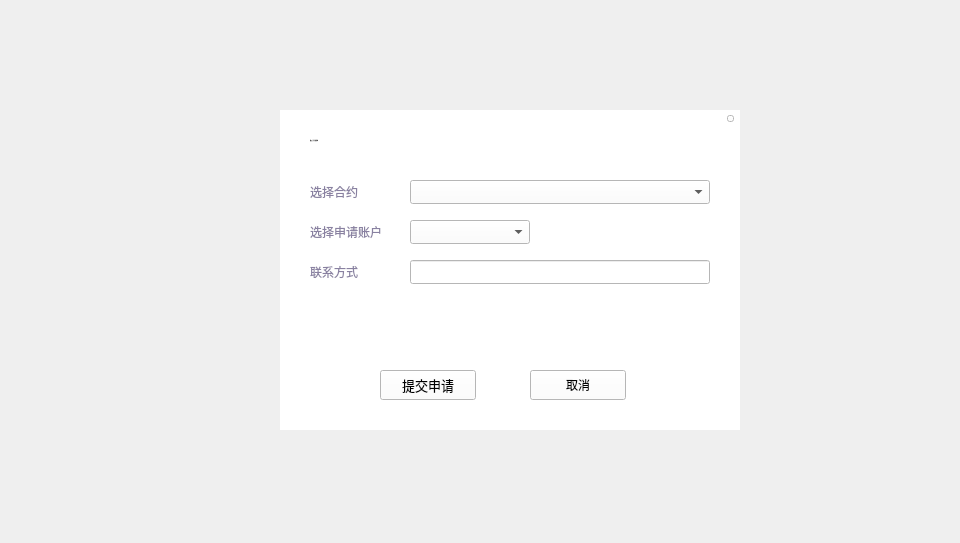
Above: LNKWallet/dapp/applyExchange/ApplyExchangeInfoDialog.ui from HcashOrg/hx-indicator before the change. Below: the same form after it.
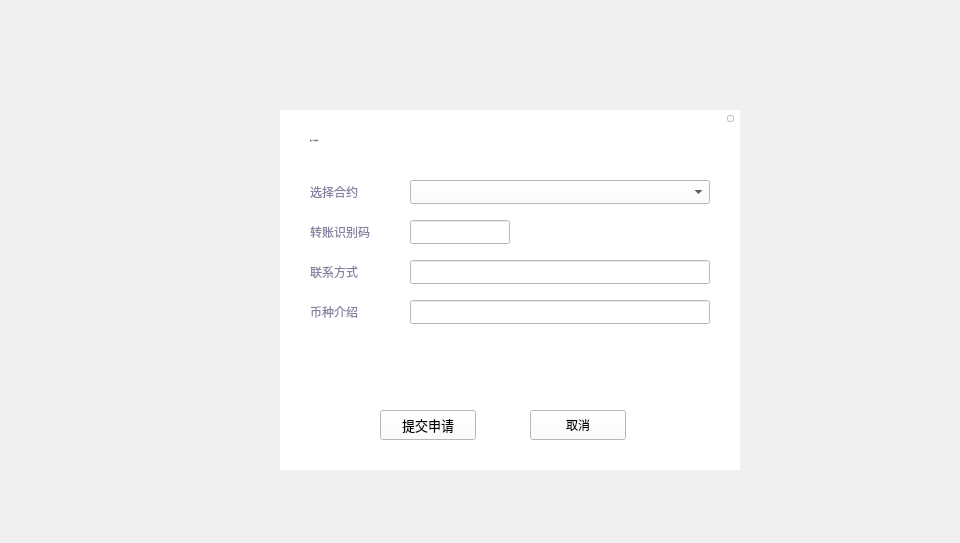
That is the form after the change.

What changed in the file:
```diff
--- a/LNKWallet/dapp/applyExchange/ApplyExchangeInfoDialog.ui
+++ b/LNKWallet/dapp/applyExchange/ApplyExchangeInfoDialog.ui
@@ -35,7 +35,7 @@
       <x>280</x>
       <y>110</y>
       <width>460</width>
-      <height>320</height>
+      <height>360</height>
      </rect>
     </property>
     <property name="font">
@@ -121,7 +121,7 @@
      <property name="geometry">
       <rect>
        <x>100</x>
-       <y>260</y>
+       <y>300</y>
        <width>96</width>
        <height>30</height>
       </rect>
@@ -152,7 +152,7 @@
      <property name="geometry">
       <rect>
        <x>250</x>
-       <y>260</y>
+       <y>300</y>
        <width>96</width>
        <height>30</height>
       </rect>
@@ -167,23 +167,6 @@
       <string>取消</string>
      </property>
     </widget>
-    <widget class="QLabel" name="tipLabel">
-     <property name="geometry">
-      <rect>
-       <x>45</x>
-       <y>110</y>
-       <width>261</width>
-       <height>16</height>
-      </rect>
-     </property>
-     <property name="styleSheet">
-      <string notr="true">QLabel{font: 11px &quot;微软雅黑&quot;;color: rgb(255,0,0);}
-</string>
-     </property>
-     <property name="text">
-      <string/>
-     </property>
-    </widget>
     <widget class="QComboBox" name="contractComboBox">
      <property name="geometry">
       <rect>
@@ -194,33 +177,6 @@
       </rect>
      </property>
     </widget>
-    <widget class="QComboBox" name="accountComboBox">
-     <property name="geometry">
-      <rect>
-       <x>130</x>
-       <y>110</y>
-       <width>120</width>
-       <height>24</height>
-      </rect>
-     </property>
-    </widget>
-    <widget class="QLabel" name="label_3">
-     <property name="geometry">
-      <rect>
-       <x>30</x>
-       <y>110</y>
-       <width>80</width>
-       <height>24</height>
-      </rect>
-     </property>
-     <property name="styleSheet">
-      <string notr="true">QLabel{font: 11px &quot;微软雅黑&quot;;color: rgb(137, 129, 161);}
-</string>
-     </property>
-     <property name="text">
-      <string>选择申请账户</string>
-     </property>
-    </widget>
     <widget class="QLabel" name="label_4">
      <property name="geometry">
       <rect>
@@ -248,6 +204,60 @@
       </rect>
      </property>
     </widget>
+    <widget class="QLabel" name="label_5">
+     <property name="geometry">
+      <rect>
+       <x>30</x>
+       <y>190</y>
+       <width>80</width>
+       <height>24</height>
+      </rect>
+     </property>
+     <property name="styleSheet">
+      <string notr="true">QLabel{font: 11px &quot;微软雅黑&quot;;color: rgb(137, 129, 161);}
+</string>
+     </property>
+     <property name="text">
+      <string>币种介绍</string>
+     </property>
+    </widget>
+    <widget class="QLineEdit" name="descriptionLineEdit">
+     <property name="geometry">
+      <rect>
+       <x>130</x>
+       <y>190</y>
+       <width>300</width>
+       <height>24</height>
+      </rect>
+     </property>
+    </widget>
+    <widget class="QLabel" name="label_6">
+     <property name="geometry">
+      <rect>
+       <x>30</x>
+       <y>110</y>
+       <width>80</width>
+       <height>24</height>
+      </rect>
+     </property>
+     <property name="styleSheet">
+      <string notr="true">QLabel{font: 11px &quot;微软雅黑&quot;;color: rgb(137, 129, 161);}
+</string>
+     </property>
+     <property name="text">
+      <string>转账识别码</string>
+     </property>
+    </widget>
+    <widget class="QLineEdit" name="memoLineEdit">
+     <property name="geometry">
+      <rect>
+       <x>130</x>
+       <y>110</y>
+       <width>100</width>
+       <height>24</height>
+      </rect>
+     </property>
+    </widget>
    </widget>
   </widget>
  </widget>
```
